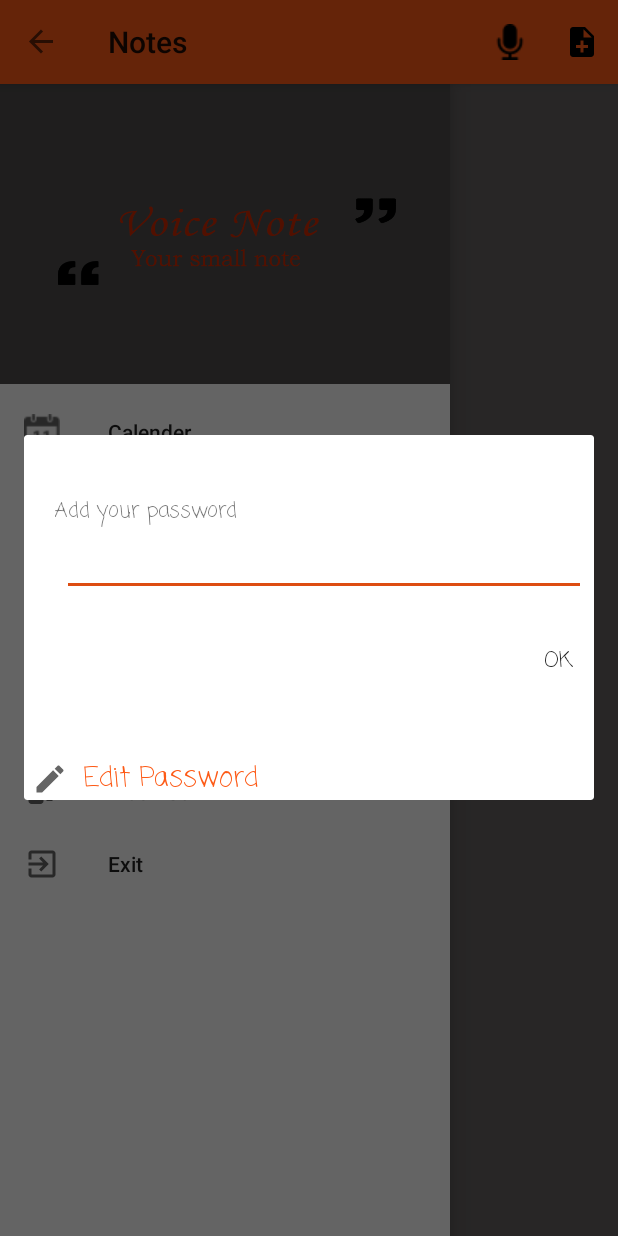
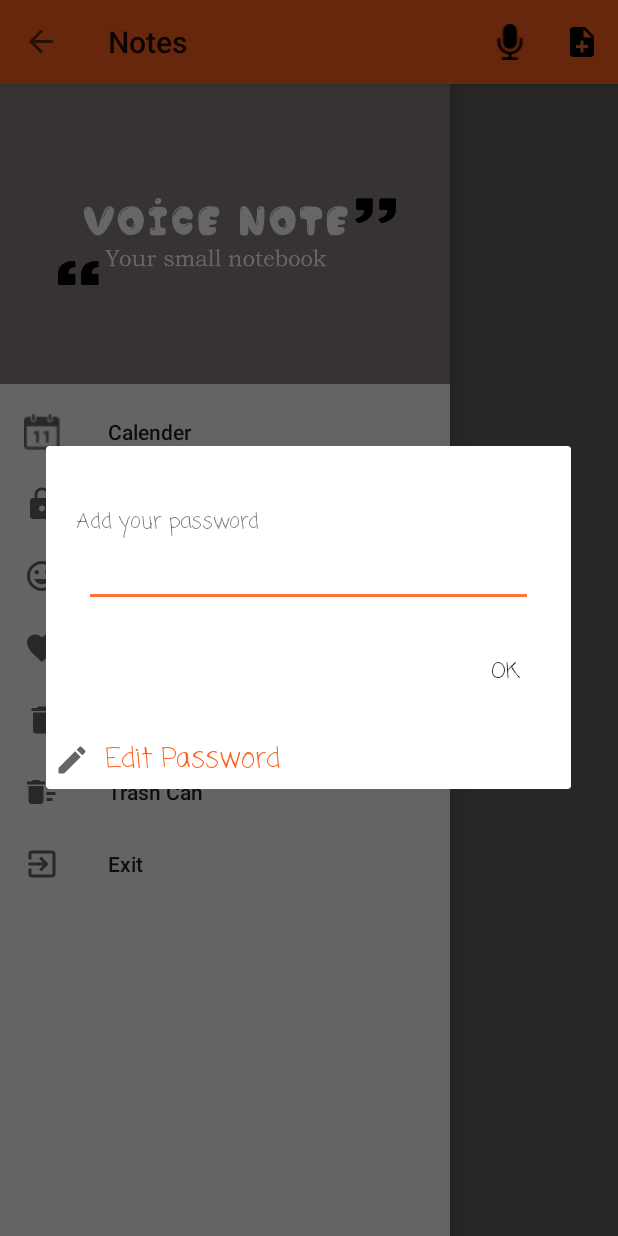
Before and after one commit to ahiary94/portfolioenghiary, an Android app: the screen it shows after launch (MainActivity), in the side drawer, after a tap on "Secret", on a phone screen of 412 x 824 dp. Run offline under Robolectric (Android 15) with nearby library versions, the light colour scheme and no system bars; our stand-ins replace AdMob.

Commit message:
Abeer ^^ first version release v1.1

```diff
--- a/app/build.gradle
+++ b/app/build.gradle
@@ -7,7 +7,7 @@ android {
         applicationId "com.engfirstapp.abeer.mysecretportfolio"
         minSdkVersion 16
         targetSdkVersion 28
-        versionCode 1
+        versionCode 2
         versionName "1.0"
         multiDexEnabled true
         testInstrumentationRunner "android.support.test.runner.AndroidJUnitRunner"
--- a/app/src/main/java/com/engfirstapp/abeer/mysecretportfolio/MainActivity.java
+++ b/app/src/main/java/com/engfirstapp/abeer/mysecretportfolio/MainActivity.java
@@ -439,7 +439,7 @@ public class MainActivity extends AppCompatActivity implements NavigationView.On
 
     void showSnackbar(String message, int drawable) {
 
-        snackbar = Snackbar.make(coordinator, Html.fromHtml("<font color=\"#5951EE\">" + message + "</font>"), Snackbar.LENGTH_SHORT);
+        snackbar = Snackbar.make(coordinator, Html.fromHtml("<font color=\"#6765DD\">" + message + "</font>"), Snackbar.LENGTH_SHORT);
         View snackbarLayout = snackbar.getView();
         TextView textView = snackbarLayout.findViewById(R.id.snackbar_text);
         textView.setCompoundDrawablesWithIntrinsicBounds(drawable, 0, 0, 0);
--- a/app/src/main/res/layout/header_drawer_layout.xml
+++ b/app/src/main/res/layout/header_drawer_layout.xml
@@ -7,9 +7,9 @@
     <ImageView
         android:layout_width="match_parent"
         android:layout_height="200dp"
-        android:background="#4d4c4b"
+        android:background="#89817f"
         android:layout_centerHorizontal="true"
-        android:src="@drawable/h" />
+        android:src="@drawable/hh" />
 
 
 </RelativeLayout>
--- a/app/src/main/res/layout/secret_password_dialog.xml
+++ b/app/src/main/res/layout/secret_password_dialog.xml
@@ -1,7 +1,9 @@
 <?xml version="1.0" encoding="utf-8"?>
 <LinearLayout xmlns:android="http://schemas.android.com/apk/res/android"
-    android:layout_width="400dp"
+    android:layout_width="350dp"
     android:layout_height="wrap_content"
+    android:paddingTop="40dp"
+    android:paddingBottom="5dp"
     android:orientation="vertical">
 
     <LinearLayout
@@ -14,7 +16,6 @@
         android:layout_width="wrap_content"
         android:layout_height="wrap_content"
         android:layout_marginHorizontal="20dp"
-        android:layout_marginTop="40dp"
         android:layout_weight="1"
         android:fontFamily="casual"
         android:hint="@string/password" />
@@ -45,7 +46,7 @@
         android:id="@+id/passwordDialog_edit_tv"
         android:layout_width="match_parent"
         android:layout_height="wrap_content"
-        android:layout_marginTop="20dp"
+        android:layout_marginTop="0dp"
         android:layout_marginHorizontal="5dp"
         android:drawableStart="@drawable/ic_edit_black_24dp"
         android:drawableLeft="@drawable/ic_edit_black_24dp"
--- a/app/src/main/res/values/colors.xml
+++ b/app/src/main/res/values/colors.xml
@@ -1,8 +1,8 @@
 <?xml version="1.0" encoding="utf-8"?>
 <resources>
-    <color name="colorPrimary">#FD5A16</color>
-    <color name="colorPrimaryDark">#DD4D11</color>
-    <color name="colorAccent">#DD4D11</color>//ffbd90
+    <color name="colorPrimary">#FF611D</color>
+    <color name="colorPrimaryDark">#FF733A</color>
+    <color name="colorAccent">#FF733A</color>//ffbd90
 
     <!--    <color name="colorPrimary">#fde9cdae</color>-->
     <!--    <color name="colorPrimary">#9c5d67</color>-->
@@ -37,5 +37,6 @@
     <!--    <color name="gray_darkf">#27274B</color>-->
     <color name="dark_bluef">#13133D</color>
     <color name="alpha_grayf">#8D000000</color>
+<!--    <color name="alpha_grayf">#6765DD</color>-->
 
 </resources>
```
Also changed, not shown: app/src/main/res/drawable/hh.png (added).
